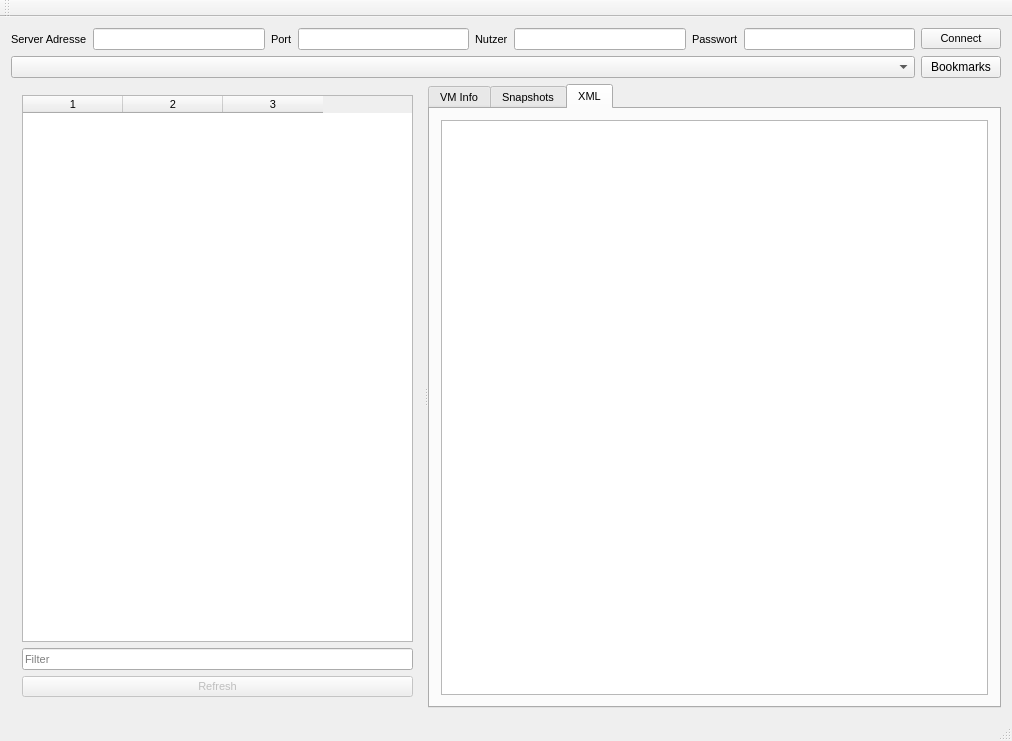
Before: the Qt Designer form virshgui.ui in SteveCharleston/virsh-gui, drawn with Qt 5.
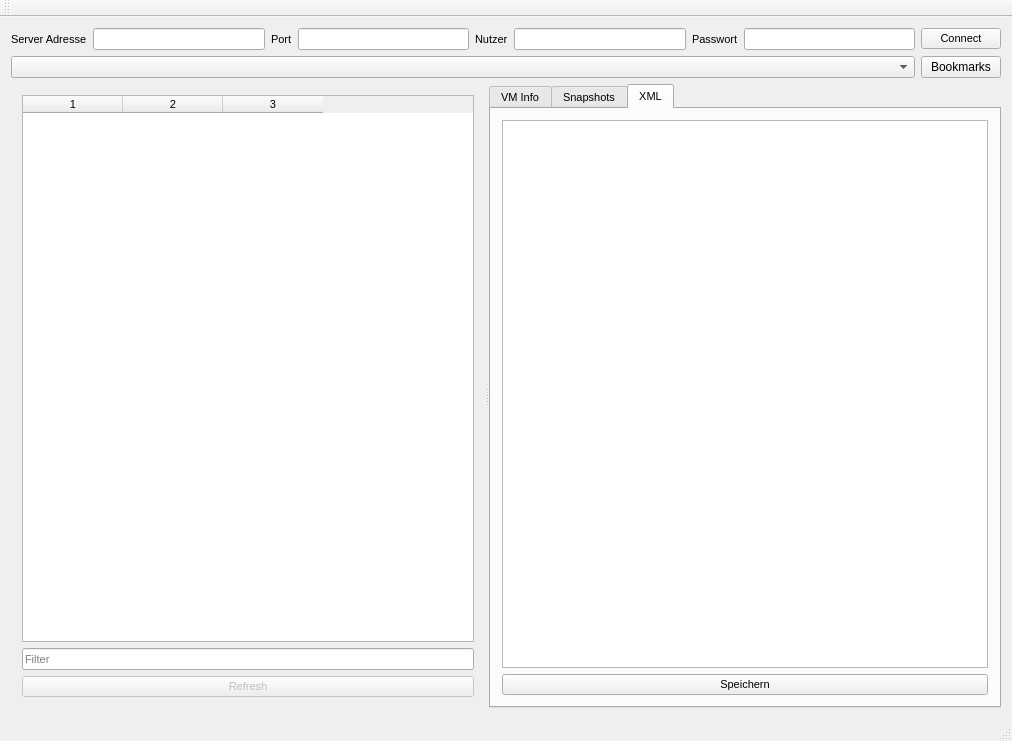
After: the same form once the commit is applied. The open tabs and pages were chosen to show the change.

```diff
--- a/virshgui.ui
+++ b/virshgui.ui
@@ -224,7 +224,7 @@
       </widget>
       <widget class="QTabWidget" name="vmTabs">
        <property name="currentIndex">
-        <number>0</number>
+        <number>2</number>
        </property>
        <widget class="QWidget" name="infos">
         <attribute name="title">
@@ -454,13 +454,6 @@
              </property>
             </widget>
            </item>
-           <item>
-            <widget class="QPushButton" name="testButton">
-             <property name="text">
-              <string>Test</string>
-             </property>
-            </widget>
-           </item>
           </layout>
          </item>
         </layout>
@@ -477,7 +470,14 @@
         </attribute>
         <layout class="QVBoxLayout" name="verticalLayout_2">
          <item>
-          <widget class="QTextBrowser" name="xmlDisplay"/>
+          <widget class="QTextEdit" name="xmlDisplay"/>
+         </item>
+         <item>
+          <widget class="QPushButton" name="saveXMLButton">
+           <property name="text">
+            <string>Speichern</string>
+           </property>
+          </widget>
          </item>
         </layout>
        </widget>
```
